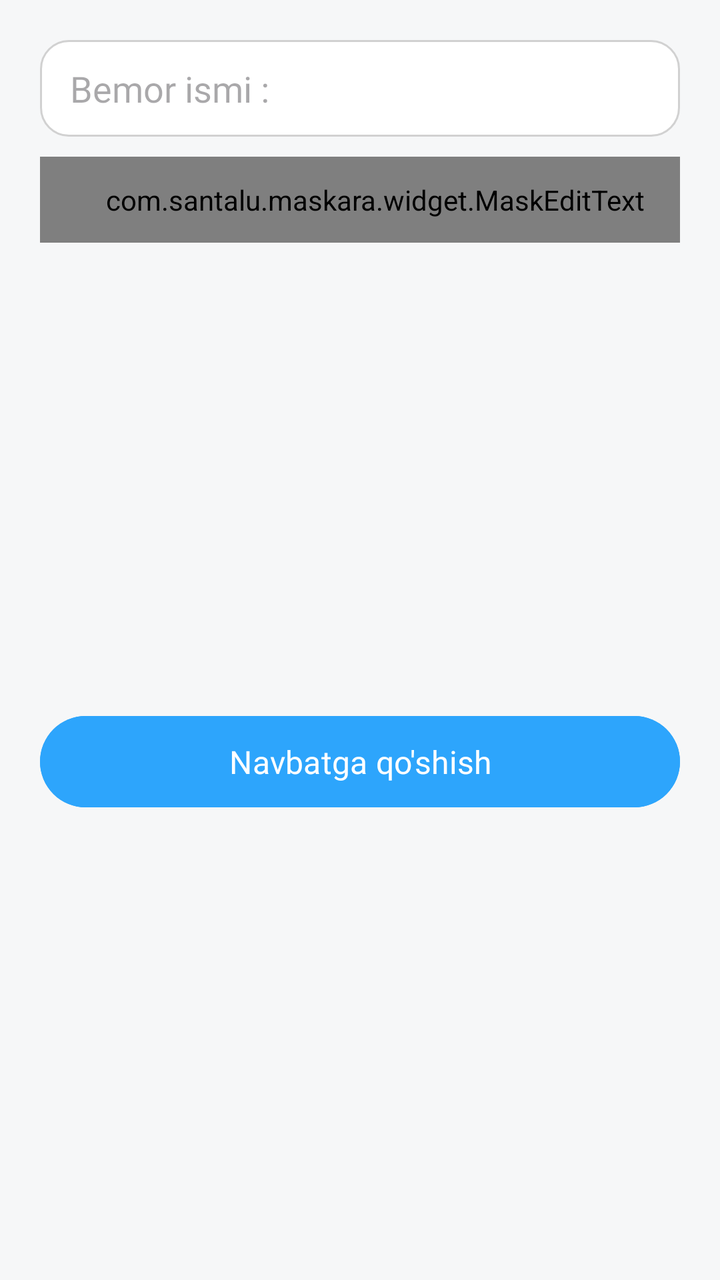
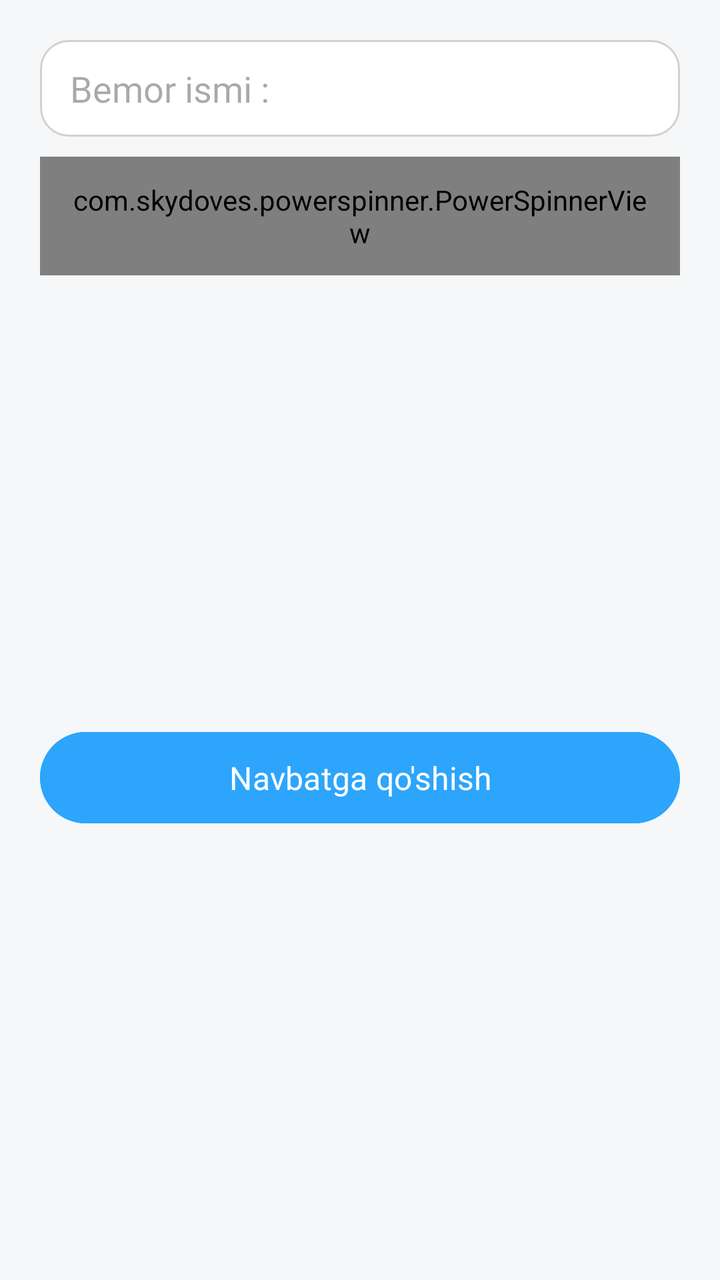

Before-and-after screenshots of an Android layout around one commit, followed by the original layout XML and the change that was made.
<!-- AndroidManifest.xml: application theme Theme.OnMed -->
<!-- res/layout/bottom_sheet_add_queue.xml -->
<?xml version="1.0" encoding="utf-8"?>
<androidx.constraintlayout.widget.ConstraintLayout xmlns:android="http://schemas.android.com/apk/res/android"
    xmlns:app="http://schemas.android.com/apk/res-auto"
    xmlns:tools="http://schemas.android.com/tools"
    android:layout_width="match_parent"
    android:layout_height="wrap_content"
    android:background="@color/main_background">

    <EditText
        android:id="@+id/et_name"
        android:layout_width="0dp"
        android:layout_height="wrap_content"
        android:layout_marginStart="20dp"
        android:layout_marginTop="20dp"
        android:layout_marginEnd="20dp"
        android:background="@drawable/login_rectangle_stroke"
        android:ems="10"
        android:fontFamily="@font/montserrat_regular"
        android:hint="Bemor ismi :"
        android:inputType="text"
        android:paddingStart="15dp"
        android:paddingTop="12dp"
        android:paddingEnd="15dp"
        android:paddingBottom="12dp"
        app:layout_constraintEnd_toEndOf="parent"
        app:layout_constraintStart_toStartOf="parent"
        app:layout_constraintTop_toTopOf="parent" />

    <com.santalu.maskara.widget.MaskEditText
        android:id="@+id/et_promo_code"
        android:layout_width="0dp"
        android:layout_height="wrap_content"
        android:layout_marginTop="10dp"
        android:background="@drawable/login_rectangle_stroke"
        android:fontFamily="@font/montserrat_regular"
        android:hint="Promo kod :"
        android:inputType="text"
        android:paddingStart="15dp"
        android:paddingTop="12dp"
        android:paddingBottom="12dp"
        android:textColor="@color/black"
        android:textSize="18sp"
        app:layout_constraintEnd_toEndOf="@+id/et_name"
        app:layout_constraintStart_toStartOf="@+id/et_name"
        app:layout_constraintTop_toBottomOf="@+id/et_name"
        app:mask="- - - - - -"
        app:maskCharacter="-"
        app:maskStyle="normal" />

    <Button
        android:id="@+id/btn_add_queue"
        android:layout_width="0dp"
        android:layout_height="wrap_content"
        android:layout_marginTop="20dp"
        android:layout_marginBottom="20dp"
        android:backgroundTint="@color/btn_blue"
        android:fontFamily="@font/montserrat_medium"
        android:paddingTop="12dp"
        android:paddingBottom="12dp"
        android:text="Navbatga qo'shish"
        android:textColor="@color/white"
        android:textSize="16sp"
        app:layout_constraintBottom_toBottomOf="parent"
        app:layout_constraintEnd_toEndOf="@+id/et_name"
        app:layout_constraintStart_toStartOf="@+id/et_name"
        app:layout_constraintTop_toBottomOf="@+id/et_promo_code" />

</androidx.constraintlayout.widget.ConstraintLayout>
<!-- resources referenced by this layout -->
<resources>
  <color name="black">#FF000000</color>
  <color name="btn_blue">#2DA5FC</color>
  <color name="main_background">#F6F7F8</color>
  <color name="white">#FFFFFFFF</color>
  <!-- drawable login_rectangle_stroke (drawable) -->
  <?xml version="1.0" encoding="utf-8"?>
  <shape xmlns:android="http://schemas.android.com/apk/res/android">
  
      <solid android:color="@color/white"/>
      <corners android:radius="14dp"/>
      <stroke android:color="#D1D1D1"
          android:width="1dp"/>
  
  </shape>
  <style name="Theme.OnMed" parent="Base.Theme.OnMed" />
  <style name="Base.Theme.OnMed" parent="Theme.Material3.DayNight.NoActionBar">
          
          
      </style>
</resources>

<!-- the commit's change to res/layout/bottom_sheet_add_queue.xml (unified diff, before → after) -->
@@ -26,26 +26,45 @@
         app:layout_constraintStart_toStartOf="parent"
         app:layout_constraintTop_toTopOf="parent" />
 
-    <com.santalu.maskara.widget.MaskEditText
-        android:id="@+id/et_promo_code"
+    <com.skydoves.powerspinner.PowerSpinnerView
+        android:id="@+id/queue_type"
         android:layout_width="0dp"
         android:layout_height="wrap_content"
         android:layout_marginTop="10dp"
         android:background="@drawable/login_rectangle_stroke"
+        android:elegantTextHeight="true"
         android:fontFamily="@font/montserrat_regular"
-        android:hint="Promo kod :"
-        android:inputType="text"
+        android:hint="Onlayn"
         android:paddingStart="15dp"
         android:paddingTop="12dp"
+        android:paddingEnd="15dp"
         android:paddingBottom="12dp"
         android:textColor="@color/black"
-        android:textSize="18sp"
+        android:textColorHint="@color/black"
+        android:textSize="16sp"
         app:layout_constraintEnd_toEndOf="@+id/et_name"
         app:layout_constraintStart_toStartOf="@+id/et_name"
         app:layout_constraintTop_toBottomOf="@+id/et_name"
-        app:mask="- - - - - -"
-        app:maskCharacter="-"
-        app:maskStyle="normal" />
+        app:spinner_arrow_gravity="end"
+        app:spinner_arrow_padding="10dp"
+        app:spinner_arrow_tint="@color/black"
+        app:spinner_divider_color="@color/btn_back_24"
+        app:spinner_divider_show="true"
+        app:spinner_divider_size="1dp"
+        app:spinner_popup_animation="bounce"
+        app:spinner_popup_background="@drawable/ripple_radius_14"
+        tools:ignore="TouchTargetSizeCheck" />
+
+    <include
+        android:id="@+id/select_doctor"
+        layout="@layout/select_doctor"
+        android:layout_width="0dp"
+        android:layout_height="400dp"
+        android:layout_marginTop="10dp"
+        android:visibility="gone"
+        app:layout_constraintEnd_toEndOf="@+id/queue_type"
+        app:layout_constraintStart_toStartOf="@+id/queue_type"
+        app:layout_constraintTop_toBottomOf="@+id/queue_type" />
 
     <Button
         android:id="@+id/btn_add_queue"
@@ -61,8 +80,126 @@
         android:textColor="@color/white"
         android:textSize="16sp"
         app:layout_constraintBottom_toBottomOf="parent"
-        app:layout_constraintEnd_toEndOf="@+id/et_name"
-        app:layout_constraintStart_toStartOf="@+id/et_name"
-        app:layout_constraintTop_toBottomOf="@+id/et_promo_code" />
+        app:layout_constraintEnd_toEndOf="@+id/queue_type"
+        app:layout_constraintHorizontal_bias="1.0"
+        app:layout_constraintStart_toStartOf="@+id/queue_type"
+        app:layout_constraintTop_toBottomOf="@+id/select_doctor" />
 
 </androidx.constraintlayout.widget.ConstraintLayout>
+<!-- res/layout/select_doctor.xml (included above) -->
+<?xml version="1.0" encoding="utf-8"?>
+<LinearLayout xmlns:android="http://schemas.android.com/apk/res/android"
+    xmlns:tools="http://schemas.android.com/tools"
+    android:layout_width="match_parent"
+    android:layout_height="match_parent"
+    xmlns:app="http://schemas.android.com/apk/res-auto"
+    android:layout_marginStart="15dp"
+    android:layout_marginTop="15dp"
+    android:layout_marginEnd="15dp"
+    android:background="@drawable/input_rectangle_stroke"
+    android:orientation="vertical">
+
+    <EditText
+        android:id="@+id/et_search"
+        android:layout_width="match_parent"
+        android:layout_height="wrap_content"
+        android:background="@drawable/input_rectangle_stroke"
+        android:drawableStart="@drawable/ic_search"
+        android:drawablePadding="10dp"
+        android:drawableTint="@color/btn_back_24"
+        android:fontFamily="@font/montserrat_regular"
+        android:hint="Shifokor ismi :"
+        android:inputType="text"
+        android:padding="15dp" />
+
+    <androidx.recyclerview.widget.RecyclerView
+        android:id="@+id/rv_doctors"
+        android:layout_width="match_parent"
+        android:layout_height="match_parent"
+        app:layoutManager="androidx.recyclerview.widget.LinearLayoutManager"
+        tools:listitem="@layout/item_select_doctor" />
+</LinearLayout>
+<!-- res/layout/item_select_doctor.xml (included above) -->
+<?xml version="1.0" encoding="utf-8"?>
+<androidx.constraintlayout.widget.ConstraintLayout xmlns:android="http://schemas.android.com/apk/res/android"
+    xmlns:app="http://schemas.android.com/apk/res-auto"
+    xmlns:tools="http://schemas.android.com/tools"
+    android:id="@+id/select_doctor"
+    android:layout_width="match_parent"
+    android:layout_height="wrap_content"
+    android:clickable="true"
+    android:focusable="true">
+
+    <androidx.cardview.widget.CardView
+        android:id="@+id/doc_img_card"
+        android:layout_width="wrap_content"
+        android:layout_height="wrap_content"
+        android:layout_marginStart="15dp"
+        android:layout_marginTop="15dp"
+        app:cardCornerRadius="14dp"
+        app:layout_constraintStart_toStartOf="parent"
+        app:layout_constraintTop_toTopOf="parent">
+
+        <ImageView
+            android:id="@+id/doctor_image"
+            android:layout_width="80dp"
+            android:layout_height="80dp"
+            app:srcCompat="@drawable/image_doctor" />
+    </androidx.cardview.widget.CardView>
+
+    <TextView
+        android:id="@+id/doctor_name"
+        android:layout_width="wrap_content"
+        android:layout_height="wrap_content"
+        android:layout_marginStart="10dp"
+        android:text="Abdurasul Mamajonov"
+        android:textColor="@color/black"
+        android:textSize="18sp"
+        app:layout_constraintStart_toEndOf="@+id/doc_img_card"
+        app:layout_constraintTop_toTopOf="@+id/doc_img_card" />
+
+    <TextView
+        android:id="@+id/doctor_speciality_name"
+        android:layout_width="wrap_content"
+        android:layout_height="wrap_content"
+        android:layout_marginStart="10dp"
+        android:layout_marginTop="5dp"
+        android:text="Reanimatolog"
+        android:textColor="@color/bottom_not_selected_text_color"
+        android:textSize="16sp"
+        app:layout_constraintStart_toEndOf="@+id/doc_img_card"
+        app:layout_constraintTop_toBottomOf="@+id/doctor_name" />
+
+    <TextView
+        android:id="@+id/doctor_address"
+        android:layout_width="wrap_content"
+        android:layout_height="wrap_content"
+        android:layout_marginStart="10dp"
+        android:layout_marginTop="5dp"
+        android:text="Farg'ona -> Toshloq"
+        android:textColor="@color/bottom_not_selected_text_color"
+        android:textSize="16sp"
+        app:layout_constraintStart_toEndOf="@+id/doc_img_card"
+        app:layout_constraintTop_toBottomOf="@+id/doctor_speciality_name" />
+
+    <ImageView
+        android:id="@+id/select_box"
+        android:layout_width="wrap_content"
+        android:layout_height="wrap_content"
+        android:layout_marginEnd="15dp"
+        app:layout_constraintBottom_toBottomOf="@+id/doc_img_card"
+        app:layout_constraintEnd_toEndOf="parent"
+        app:layout_constraintTop_toTopOf="@+id/doc_img_card"
+        app:srcCompat="@drawable/ic_circle" />
+
+    <View
+        android:id="@+id/divider3"
+        android:layout_width="match_parent"
+        android:layout_height="1dp"
+        android:layout_marginTop="15dp"
+        android:background="@color/btn_back_24"
+        app:layout_constraintBottom_toBottomOf="parent"
+        app:layout_constraintTop_toBottomOf="@+id/doc_img_card" />
+
+
+</androidx.constraintlayout.widget.ConstraintLayout>
<!-- resource entries referenced after the edit -->
@@ -1,9 +1,47 @@
 <!-- resources referenced by this layout -->
 <resources>
   <color name="black">#FF000000</color>
+  <color name="bottom_not_selected_text_color">#433C3C</color>
+  <color name="btn_back_24">#40000000</color>
   <color name="btn_blue">#2DA5FC</color>
   <color name="main_background">#F6F7F8</color>
   <color name="white">#FFFFFFFF</color>
+  <!-- drawable ic_circle (drawable) -->
+  <vector xmlns:android="http://schemas.android.com/apk/res/android" android:height="35dp" android:viewportHeight="24" android:viewportWidth="24" android:width="35dp">
+        
+      <path android:fillColor="#00000000" android:pathData="M21,12C21,16.971 16.971,21 12,21C7.029,21 3,16.971 3,12C3,7.029 7.029,3 12,3C16.971,3 21,7.029 21,12Z" android:strokeColor="@color/btn_back_24" android:strokeLineCap="round" android:strokeLineJoin="round" android:strokeWidth="1.5"/>
+      
+  </vector>
+  <!-- drawable ic_search (drawable) -->
+  <vector xmlns:android="http://schemas.android.com/apk/res/android"
+      android:width="19dp"
+      android:height="19dp"
+      android:viewportWidth="19"
+      android:viewportHeight="19">
+    <path
+        android:pathData="M14.222,14.222L18,18"
+        android:strokeLineJoin="round"
+        android:strokeWidth="2"
+        android:fillColor="#00000000"
+        android:strokeColor="#A59797"
+        android:strokeLineCap="round"/>
+    <path
+        android:pathData="M16.111,8.556C16.111,12.728 12.728,16.111 8.556,16.111C4.383,16.111 1,12.728 1,8.556C1,4.383 4.383,1 8.556,1C12.728,1 16.111,4.383 16.111,8.556Z"
+        android:strokeWidth="2"
+        android:fillColor="#00000000"
+        android:strokeColor="#A59797"/>
+  </vector>
+  <!-- drawable image_doctor: jpg bitmap (drawable, 7372 bytes) -->
+  <!-- drawable input_rectangle_stroke (drawable) -->
+  <?xml version="1.0" encoding="utf-8"?>
+  <shape xmlns:android="http://schemas.android.com/apk/res/android">
+  
+      <solid android:color="@color/white"/>
+      <corners android:radius="14dp"/>
+      <stroke android:color="#D1D1D1"
+          android:width="1dp"/>
+  
+  </shape>
   <!-- drawable login_rectangle_stroke (drawable) -->
   <?xml version="1.0" encoding="utf-8"?>
   <shape xmlns:android="http://schemas.android.com/apk/res/android">
@@ -14,7 +52,24 @@
           android:width="1dp"/>
   
   </shape>
+  <!-- drawable ripple_radius_14 (drawable) -->
+  <?xml version="1.0" encoding="utf-8"?>
+  <ripple xmlns:android="http://schemas.android.com/apk/res/android"
+      android:color="@color/ripple_color">
+  
+      <item>
+          <shape>
+              <solid android:color="@color/btn_gray"/>
+              <corners android:radius="14dp"/>
+              <stroke android:color="#EDEBEB"
+                  android:width="1dp"/>
+          </shape>
+      </item>
+  
+  </ripple>
   <style name="Theme.OnMed" parent="Base.Theme.OnMed" />
+  <color name="ripple_color">#C9D8F4</color>
+  <color name="btn_gray">#F6F3F3</color>
   <style name="Base.Theme.OnMed" parent="Theme.Material3.DayNight.NoActionBar">
           
           
